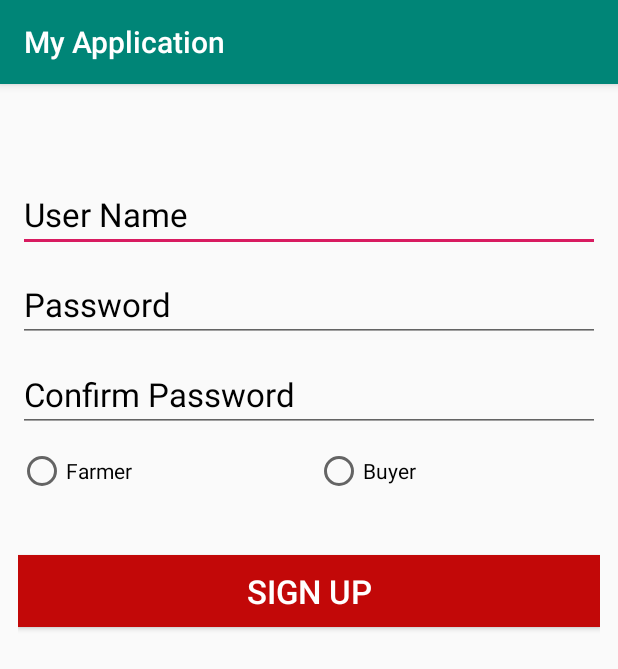
After one commit to shyam1234/AgWarriors, an Android app: the SignupActivity screen opened directly, with no data from a screen before it, on a phone screen of 412 x 824 dp. The commit adds this screen. Shown: the top 669 px of the screen. Run offline under Robolectric (Android 15) with nearby library versions, the phone set to English and light mode, and no system bars.

Commit message:
Added design of Login and Signup page

```diff
--- a/app/src/main/java/com/aiml/agwarriors/view/BaseActivity.java
+++ b/app/src/main/java/com/aiml/agwarriors/view/BaseActivity.java
@@ -9,4 +9,8 @@ public class BaseActivity extends AppCompatActivity {
     public void navigateTo(Context pContext, Class pClass){
         startActivity(new Intent(pContext,pClass));
     }
+
+    public void finished() {
+        finish();
+    }
 }
--- /dev/null
+++ b/app/src/main/java/com/aiml/agwarriors/view/SignupActivity.java
@@ -0,0 +1,54 @@
+package com.aiml.agwarriors.view;
+
+import android.os.Bundle;
+import android.view.View;
+import android.widget.Button;
+
+import com.aiml.agwarriors.IActivity;
+import com.aiml.agwarriors.R;
+
+public class SignupActivity extends BaseActivity implements IActivity, View.OnClickListener {
+
+
+    private Button mButton_signup_sign_up;
+
+    @Override
+    public void onCreate(Bundle bundle) {
+        super.onCreate(bundle);
+        setContentView(R.layout.activity_signup);
+    }
+
+    @Override
+    public void init() {
+
+    }
+
+    @Override
+    public void initView() {
+        mButton_signup_sign_up = (Button) findViewById(R.id.button_signup_sign_up);
+        mButton_signup_sign_up.setOnClickListener(this);
+    }
+
+    @Override
+    public void onStart() {
+        super.onStart();
+    }
+
+    @Override
+    public void onStop() {
+        super.onStop();
+    }
+
+    @Override
+    public void onDestroy() {
+        super.onDestroy();
+    }
+
+    @Override
+    public void onClick(View view) {
+        switch (view.getId()) {
+            case R.id.button_signup_sign_up:
+                break;
+        }
+    }
+}
--- a/app/src/main/java/com/aiml/agwarriors/view/SplashActivity.java
+++ b/app/src/main/java/com/aiml/agwarriors/view/SplashActivity.java
@@ -27,7 +27,7 @@ public class SplashActivity extends BaseActivity implements IActivity {
         mRunnable = new Runnable() {
             @Override
             public void run() {
-                navigateTo(SplashActivity.this, MainActivity.class);
+                navigateTo(SplashActivity.this, LoginActivity.class);
             }
         };
         mHandler.postDelayed(mRunnable, DELAY_IN_MISEC);
@@ -48,11 +48,11 @@ public class SplashActivity extends BaseActivity implements IActivity {
     public void onStop() {
         super.onStop();
         mHandler.removeCallbacks(mRunnable);
+        finished();
     }
 
     @Override
     public void onDestroy() {
-      super.onDestroy();
-
+        super.onDestroy();
     }
 }
--- /dev/null
+++ b/app/src/main/res/layout/activity_signup.xml
@@ -0,0 +1,98 @@
+<?xml version="1.0" encoding="utf-8"?>
+<RelativeLayout xmlns:android="http://schemas.android.com/apk/res/android"
+    android:layout_width="match_parent"
+    android:layout_height="match_parent"
+    android:orientation="vertical"
+    android:padding="@dimen/commom_padding">
+
+    <EditText
+        android:id="@+id/edititext_signup_username"
+        android:layout_width="match_parent"
+        android:layout_height="wrap_content"
+        android:layout_marginTop="50dp"
+        android:layout_weight="0.5"
+        android:hint="User Name"
+        android:singleLine="true"
+        android:textColor="@color/colorBlack"
+        android:textColorHint="@color/colorBlack"
+        android:textSize="@dimen/button_size_medium" />
+
+    <EditText
+        android:id="@+id/edititext_signup_password"
+        android:layout_width="match_parent"
+        android:layout_height="wrap_content"
+        android:layout_below="@+id/edititext_signup_username"
+        android:layout_marginTop="10dp"
+        android:layout_weight="0.5"
+        android:hint="Password"
+        android:inputType="numberPassword"
+        android:singleLine="true"
+        android:textColor="@color/colorBlack"
+        android:textColorHint="@color/colorBlack"
+        android:textSize="@dimen/button_size_medium" />
+
+    <EditText
+        android:id="@+id/edititext_signup_confirmation_password"
+        android:layout_width="match_parent"
+        android:layout_height="wrap_content"
+        android:layout_below="@+id/edititext_signup_password"
+        android:layout_marginTop="10dp"
+        android:layout_weight="0.5"
+        android:hint="Confirm Password"
+        android:inputType="numberPassword"
+        android:singleLine="true"
+        android:textColor="@color/colorBlack"
+        android:textColorHint="@color/colorBlack"
+        android:textSize="@dimen/button_size_medium" />
+
+
+    <RadioGroup
+        android:id="@+id/radiogroup_signup_holder"
+        android:layout_width="match_parent"
+        android:layout_height="wrap_content"
+        android:layout_below="@+id/edititext_signup_confirmation_password"
+        android:layout_marginTop="10dp"
+        android:orientation="horizontal"
+        android:weightSum="2">
+
+        <RadioButton
+            android:id="@+id/radiobtn_signup_farmer"
+            android:layout_width="wrap_content"
+            android:layout_height="wrap_content"
+            android:layout_weight="1"
+            android:text="Farmer" />
+
+        <RadioButton
+            android:id="@+id/radiobtn_signup_buyer"
+            android:layout_width="wrap_content"
+            android:layout_height="wrap_content"
+            android:layout_weight="1"
+            android:text="Buyer" />
+    </RadioGroup>
+
+    <!-- <com.google.android.gms.maps.MapView xmlns:android="http://schemas.android.com/apk/res/android"
+         xmlns:map="http://schemas.android.com/apk/res-auto"
+         android:id="@+id/mapView"
+         android:layout_width="match_parent"
+         android:layout_height="200dp"
+         android:layout_below="@+id/radiogroup_signup_holder"
+         android:layout_marginTop="20dp"
+         android:background="#00000000"
+         android:clickable="true"
+         map:uiCompass="true"
+         map:uiZoomControls="true"
+         map:zOrderOnTop="true" />-->
+
+    <Button
+        android:id="@+id/button_signup_sign_up"
+        android:layout_width="match_parent"
+        android:layout_height="wrap_content"
+        android:layout_below="@+id/radiogroup_signup_holder"
+        android:layout_marginTop="40dp"
+        android:background="@color/colorRed"
+        android:text="Sign up"
+        android:textColor="@color/colorWhite"
+        android:textSize="@dimen/button_size_medium" />
+
+
+</RelativeLayout>
--- a/app/src/main/res/values/colors.xml
+++ b/app/src/main/res/values/colors.xml
@@ -3,4 +3,8 @@
     <color name="colorPrimary">#008577</color>
     <color name="colorPrimaryDark">#00574B</color>
     <color name="colorAccent">#D81B60</color>
+    <color name="colorBlack">#000000</color>
+    <color name="colorRed">#FFC20808</color>
+    <color name="colorWhite">#ffffff</color>
+    <color name="colorGray">#99676969</color>
 </resources>
--- /dev/null
+++ b/app/src/main/res/values/dimens.xml
@@ -0,0 +1,7 @@
+<?xml version="1.0" encoding="utf-8"?>
+<resources>
+    <dimen name="commom_padding">12dp</dimen>
+    <dimen name="button_size_medium">22sp</dimen>
+    <dimen name="button_size_small">18sp</dimen>
+    <dimen name="button_size_high">28sp</dimen>
+</resources>
```
Also changed, not shown: app/src/main/AndroidManifest.xml (+10 -0 lines), app/src/main/java/com/aiml/agwarriors/view/LoginActivity.java (added, +73 -0 lines), app/src/main/res/drawable/border_rect.xml (added, +11 -0 lines), app/src/main/res/layout/activity_border.xml (added, +35 -0 lines), app/src/main/res/layout/activity_login.xml (added, +117 -0 lines), app/src/main/res/layout/activity_social_media.xml (added, +12 -0 lines), app/src/main/res/drawable/social_connect.png (added).
